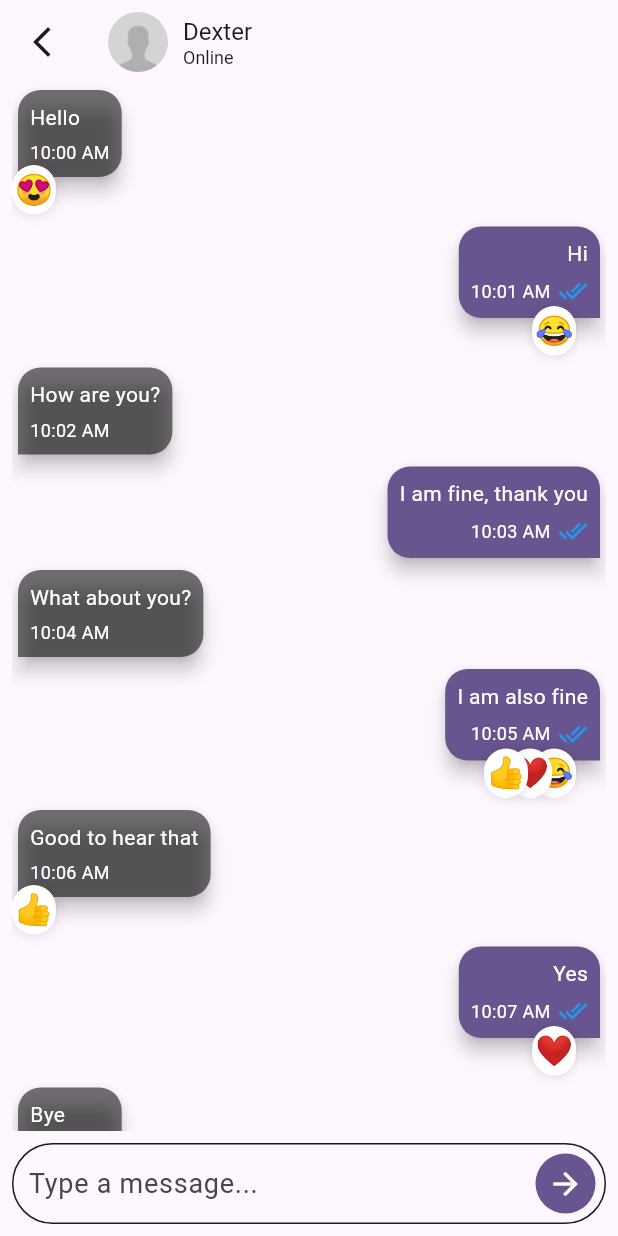
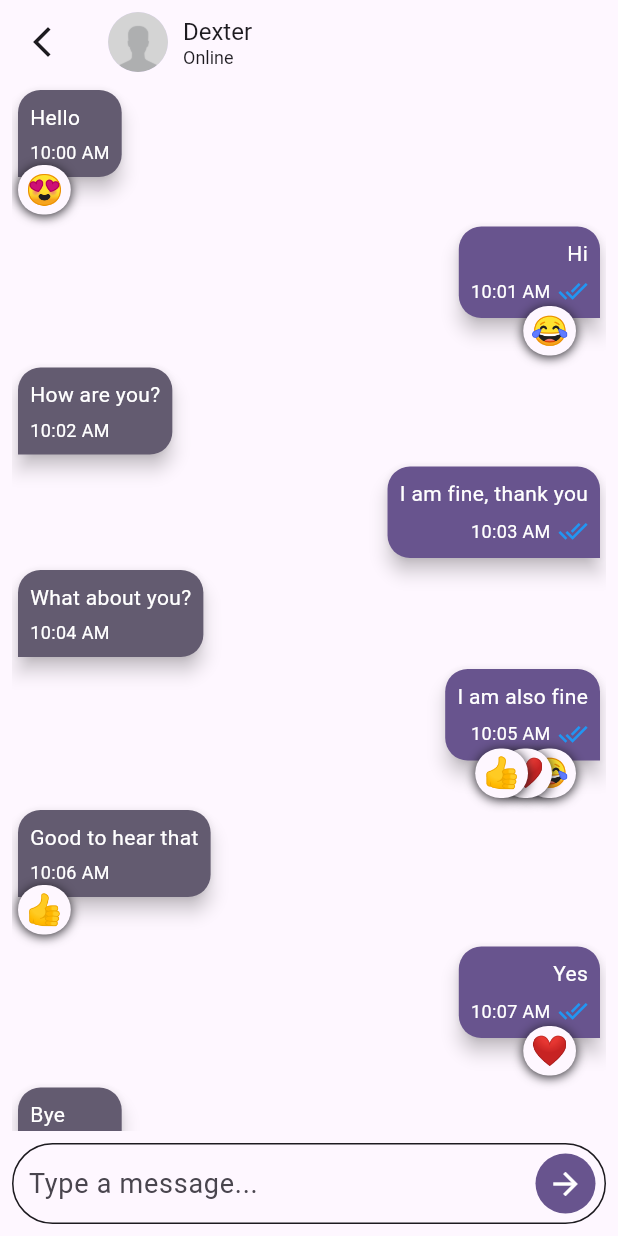
Before and after one commit to Dexterfury/flutter_chat_reactions, a Flutter app: the screen it shows after launch, on a phone screen of 412 x 824 dp. Run offline on Flutter 3.47's test engine with Material 3 defaults, Android fonts, the phone set to English and light mode, and no system bars; our stand-ins replace animate_do, date_format, emoji_picker_flutter.

Commit message:
Add dark theme mode support and update UI colors

```diff
--- a/example/lib/widgets/contact_message.dart
+++ b/example/lib/widgets/contact_message.dart
@@ -35,7 +35,7 @@ class ContactMessage extends StatelessWidget {
                     bottomRight: Radius.circular(15),
                   ),
                 ),
-                color: Colors.black54,
+                color: Theme.of(context).colorScheme.secondary,
                 child: Padding(
                   padding: const EdgeInsets.all(8.0),
                   child: SingleChildScrollView(
@@ -64,7 +64,7 @@ class ContactMessage extends StatelessWidget {
             ),
             Positioned(
               bottom: 4,
-              left: 0,
+              left: 4,
               child: StackedReactions(
                 message: message,
                 size: 20,
--- a/example/lib/widgets/stacked_reactions.dart
+++ b/example/lib/widgets/stacked_reactions.dart
@@ -28,22 +28,25 @@ class StackedReactions extends StatelessWidget {
           final left = size - stackedValue;
           final value = Container(
             margin: EdgeInsets.only(left: left * index),
-            padding: const EdgeInsets.all(2.0),
-            decoration: const BoxDecoration(
-              color: Colors.white,
-              borderRadius: BorderRadius.all(Radius.circular(25)),
+            padding: const EdgeInsets.fromLTRB(5.0, 2.0, 5.0, 2.0),
+            decoration: BoxDecoration(
+              color: Theme.of(context).colorScheme.background,
+              borderRadius: const BorderRadius.all(Radius.circular(25)),
               boxShadow: [
                 BoxShadow(
-                  color: Colors.black12,
-                  offset: Offset(0.0, 1.0), //(x,y)
+                  color: Theme.of(context).colorScheme.onBackground,
+                  offset: const Offset(0.0, 1.0), //(x,y)
                   blurRadius: 6.0,
                 ),
               ],
             ),
-            child: ClipOval(
+            child: Center(
+              child: Material(
+                color: Colors.transparent,
                 child: Text(
                   reaction,
                   style: TextStyle(fontSize: size),
+                ),
               ),
             ),
           );
@@ -64,24 +67,27 @@ class StackedReactions extends StatelessWidget {
           Container(
             padding: const EdgeInsets.all(2.0),
             margin: const EdgeInsets.all(2),
-            decoration: const BoxDecoration(
-              color: Colors.white,
-              borderRadius: BorderRadius.all(Radius.circular(25)),
+            decoration: BoxDecoration(
+              color: Theme.of(context).colorScheme.background,
+              borderRadius: const BorderRadius.all(Radius.circular(25)),
               boxShadow: [
                 BoxShadow(
-                  color: Colors.black12,
-                  offset: Offset(0.0, 1.0), //(x,y)
+                  color: Theme.of(context).colorScheme.onBackground,
+                  offset: const Offset(0.0, 1.0), //(x,y)
                   blurRadius: 6.0,
                 ),
               ],
             ),
-            child: ClipOval(
+            child: Center(
               child: Padding(
                 padding: const EdgeInsets.all(2.0),
+                child: Material(
+                  color: Colors.transparent,
                   child: Text(
                     '+$remaing',
                     style: const TextStyle(
                       fontSize: 12,
+                    ),
                   ),
                 ),
               ),
--- a/lib/flutter_chat_reactions.dart
+++ b/lib/flutter_chat_reactions.dart
@@ -91,7 +91,7 @@ class _ReactionsDialogWidgetState extends State<ReactionsDialogWidget> {
         child: Container(
           width: MediaQuery.of(context).size.width * widget.menuItemsWidth,
           decoration: BoxDecoration(
-            color: Colors.white,
+            color: Theme.of(context).colorScheme.background,
             borderRadius: BorderRadius.circular(10),
             boxShadow: [
               BoxShadow(
@@ -192,7 +192,7 @@ class _ReactionsDialogWidgetState extends State<ReactionsDialogWidget> {
         child: Container(
           padding: const EdgeInsets.all(5),
           decoration: BoxDecoration(
-            color: Colors.white,
+            color: Theme.of(context).colorScheme.background,
             borderRadius: BorderRadius.circular(20),
             boxShadow: [
               BoxShadow(
--- a/pubspec.yaml
+++ b/pubspec.yaml
@@ -1,6 +1,6 @@
 name: flutter_chat_reactions
 description: "A Flutter package to add reactions to your chat messages."
-version: 0.0.5
+version: 0.0.6
 homepage: https://github.com/Dexterfury/flutter_chat_reactions.git
 
 environment:
```
Also changed, not shown: example/assets/images/demo_light.gif (added), 3 other files. Lines whose indentation alone changed are shown as unchanged.
